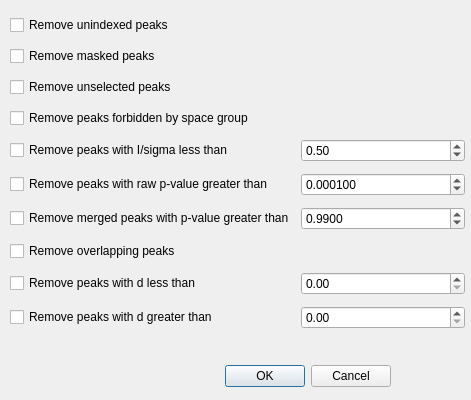
Qt form apps/nsxqt/ui/PeakFilterDialog.ui (k61n/openhkl) before a commit.
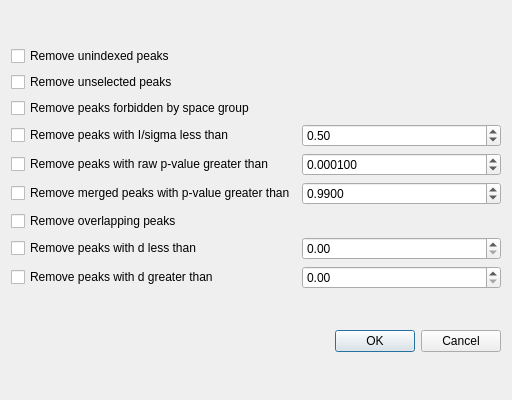
The same form after that commit.

Commit message: removed isMasked method and updated code accordingly

```diff
--- a/apps/nsxqt/ui/PeakFilterDialog.ui
+++ b/apps/nsxqt/ui/PeakFilterDialog.ui
@@ -6,71 +6,41 @@
    <rect>
     <x>0</x>
     <y>0</y>
-    <width>471</width>
+    <width>512</width>
     <height>400</height>
    </rect>
   </property>
   <property name="windowTitle">
    <string>Peak Filters</string>
   </property>
-  <widget class="QDialogButtonBox" name="buttonBox">
-   <property name="geometry">
-    <rect>
-     <x>50</x>
-     <y>360</y>
-     <width>341</width>
-     <height>32</height>
-    </rect>
-   </property>
-   <property name="orientation">
-    <enum>Qt::Horizontal</enum>
-   </property>
-   <property name="standardButtons">
-    <set>QDialogButtonBox::Cancel|QDialogButtonBox::Ok</set>
-   </property>
-  </widget>
-  <widget class="QWidget" name="gridLayoutWidget">
-   <property name="geometry">
-    <rect>
-     <x>10</x>
-     <y>10</y>
-     <width>455</width>
-     <height>331</height>
-    </rect>
-   </property>
+  <layout class="QGridLayout" name="gridLayout_2">
+   <item row="0" column="0">
    <layout class="QGridLayout" name="gridLayout">
-    <item row="5" column="0">
+     <item row="4" column="0">
      <widget class="QCheckBox" name="checkPValue">
       <property name="text">
        <string>Remove peaks with raw p-value greater than</string>
       </property>
      </widget>
     </item>
-    <item row="9" column="2">
+     <item row="8" column="2">
      <widget class="QDoubleSpinBox" name="spinBoxDmax"/>
     </item>
-    <item row="8" column="0">
+     <item row="7" column="0">
      <widget class="QCheckBox" name="checkDmin">
       <property name="text">
        <string>Remove peaks with d less than</string>
       </property>
      </widget>
     </item>
-    <item row="1" column="0">
-     <widget class="QCheckBox" name="checkMasked">
-      <property name="text">
-       <string>Remove masked peaks</string>
-      </property>
-     </widget>
-    </item>
-    <item row="9" column="0">
+     <item row="8" column="0">
      <widget class="QCheckBox" name="checkDmax">
       <property name="text">
        <string>Remove peaks with d greater than</string>
       </property>
      </widget>
     </item>
-    <item row="4" column="2">
+     <item row="3" column="2">
      <widget class="QDoubleSpinBox" name="spinBoxIsigma">
       <property name="maximum">
        <double>1000.000000000000000</double>
@@ -83,7 +53,10 @@
       </property>
      </widget>
     </item>
-    <item row="5" column="2">
+     <item row="7" column="2">
+      <widget class="QDoubleSpinBox" name="spinBoxDmin"/>
+     </item>
+     <item row="4" column="2">
      <widget class="QDoubleSpinBox" name="spinBoxPValue">
       <property name="decimals">
        <number>6</number>
@@ -96,24 +69,21 @@
       </property>
      </widget>
     </item>
-    <item row="7" column="0">
+     <item row="6" column="0">
      <widget class="QCheckBox" name="checkOverlapping">
       <property name="text">
        <string>Remove overlapping peaks</string>
       </property>
      </widget>
     </item>
-    <item row="8" column="2">
-     <widget class="QDoubleSpinBox" name="spinBoxDmin"/>
-    </item>
-    <item row="4" column="0">
+     <item row="3" column="0">
      <widget class="QCheckBox" name="checkIsigma">
       <property name="text">
        <string>Remove peaks with I/sigma less than</string>
       </property>
      </widget>
     </item>
-    <item row="2" column="0">
+     <item row="1" column="0">
      <widget class="QCheckBox" name="checkUnselected">
       <property name="text">
        <string>Remove unselected peaks</string>
@@ -127,21 +97,21 @@
       </property>
      </widget>
     </item>
-    <item row="3" column="0">
+     <item row="2" column="0">
      <widget class="QCheckBox" name="checkSpaceGroup">
       <property name="text">
        <string>Remove peaks forbidden by space group</string>
       </property>
      </widget>
     </item>
-    <item row="6" column="0">
+     <item row="5" column="0">
      <widget class="QCheckBox" name="checkBoxMergedP">
       <property name="text">
        <string>Remove merged peaks with p-value greater than</string>
       </property>
      </widget>
     </item>
-    <item row="6" column="2">
+     <item row="5" column="2">
      <widget class="QDoubleSpinBox" name="spinBoxMergedP">
       <property name="decimals">
        <number>4</number>
@@ -158,7 +128,18 @@
      </widget>
     </item>
    </layout>
-  </widget>
+   </item>
+   <item row="1" column="0">
+    <widget class="QDialogButtonBox" name="buttonBox">
+     <property name="orientation">
+      <enum>Qt::Horizontal</enum>
+     </property>
+     <property name="standardButtons">
+      <set>QDialogButtonBox::Cancel|QDialogButtonBox::Ok</set>
+     </property>
+    </widget>
+   </item>
+  </layout>
  </widget>
  <resources/>
  <connections>
```
Lines whose indentation alone changed are shown as unchanged. The commit also changes 17 other files.
